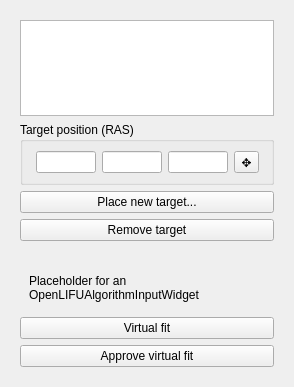
First picture: the form in OpenLIFUPrePlanning/Resources/UI/OpenLIFUPrePlanning.ui, repository arhowe00/SlicerOpenLIFU, before the edit.
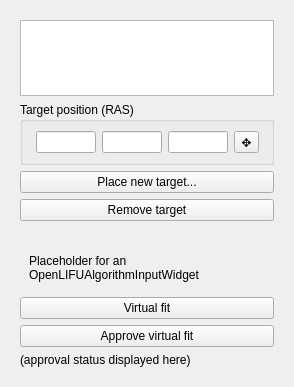
Second picture: the form after the edit. Custom widgets are drawn as their Qt base class.

Commit message: Display virtual fit approval in preplanning and planning modules (#84)

The edit to the form file:
```diff
--- a/OpenLIFUPrePlanning/Resources/UI/OpenLIFUPrePlanning.ui
+++ b/OpenLIFUPrePlanning/Resources/UI/OpenLIFUPrePlanning.ui
@@ -167,6 +167,13 @@
         </property>
        </widget>
       </item>
+      <item>
+       <widget class="QLabel" name="approvalStatusLabel">
+        <property name="text">
+         <string>(approval status displayed here)</string>
+        </property>
+       </widget>
+      </item>
      </layout>
     </widget>
    </item>
```
The commit also changes 4 other files.
